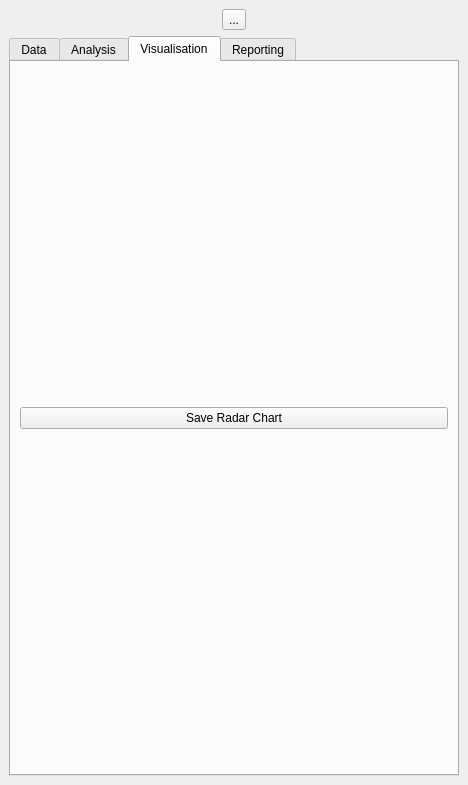
Above: TOD/spatial_decision_dockwidget_base.ui from TUdent/2016_Group-3_TOD_checker before the change. Below: the same form after it.
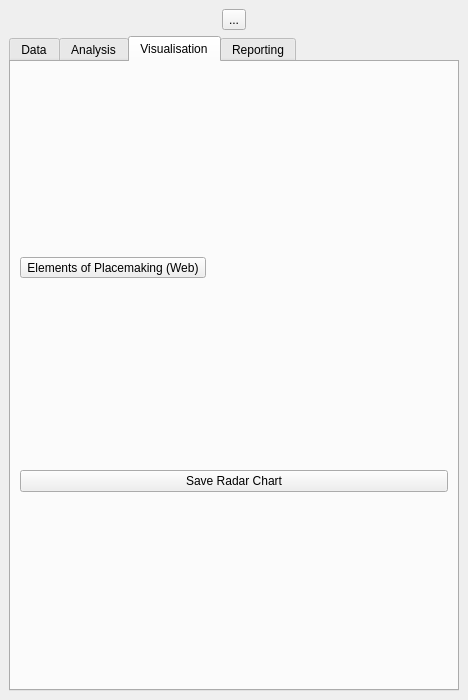
That is the form after the change. The open tabs and pages were chosen to show the change.

What changed in the file:
```diff
--- a/TOD/spatial_decision_dockwidget_base.ui
+++ b/TOD/spatial_decision_dockwidget_base.ui
@@ -7,7 +7,7 @@
     <x>0</x>
     <y>0</y>
     <width>468</width>
-    <height>785</height>
+    <height>700</height>
    </rect>
   </property>
   <property name="sizePolicy">
@@ -216,6 +216,13 @@
         <string>Visualisation</string>
        </attribute>
        <layout class="QVBoxLayout" name="verticalLayout_6">
+        <item>
+         <widget class="QToolButton" name="LegendButton">
+          <property name="text">
+           <string>Elements of Placemaking (Web)</string>
+          </property>
+         </widget>
+        </item>
         <item>
          <layout class="QVBoxLayout" name="chartLayout">
           <property name="spacing">
```
Left out of the diff: 4 changed lines with no effect on the pictures.
